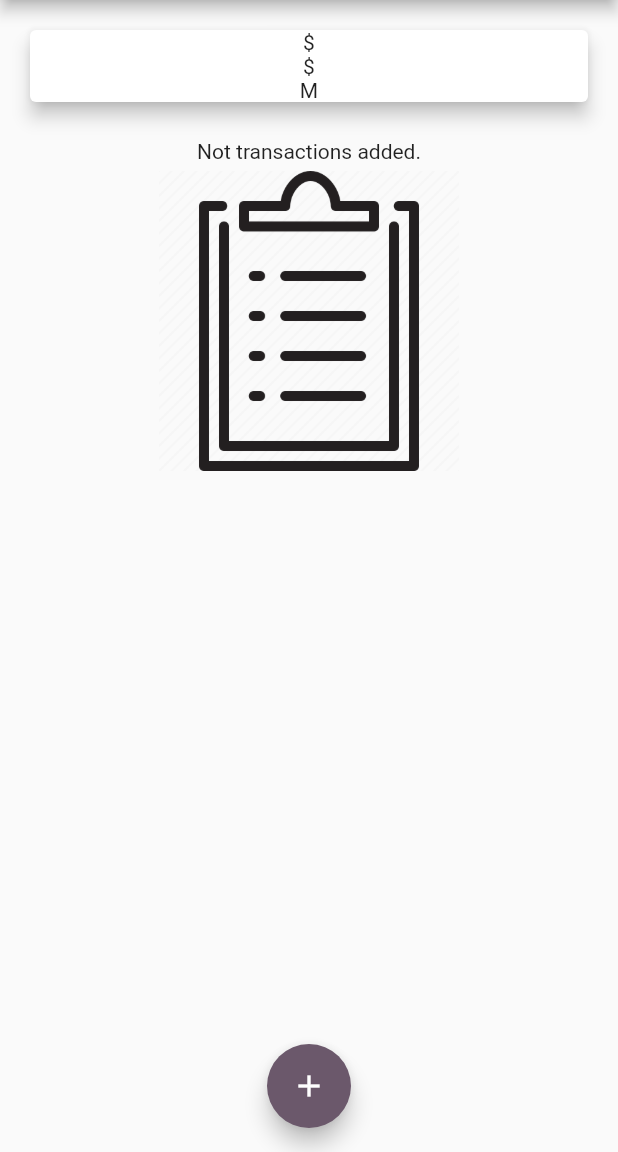
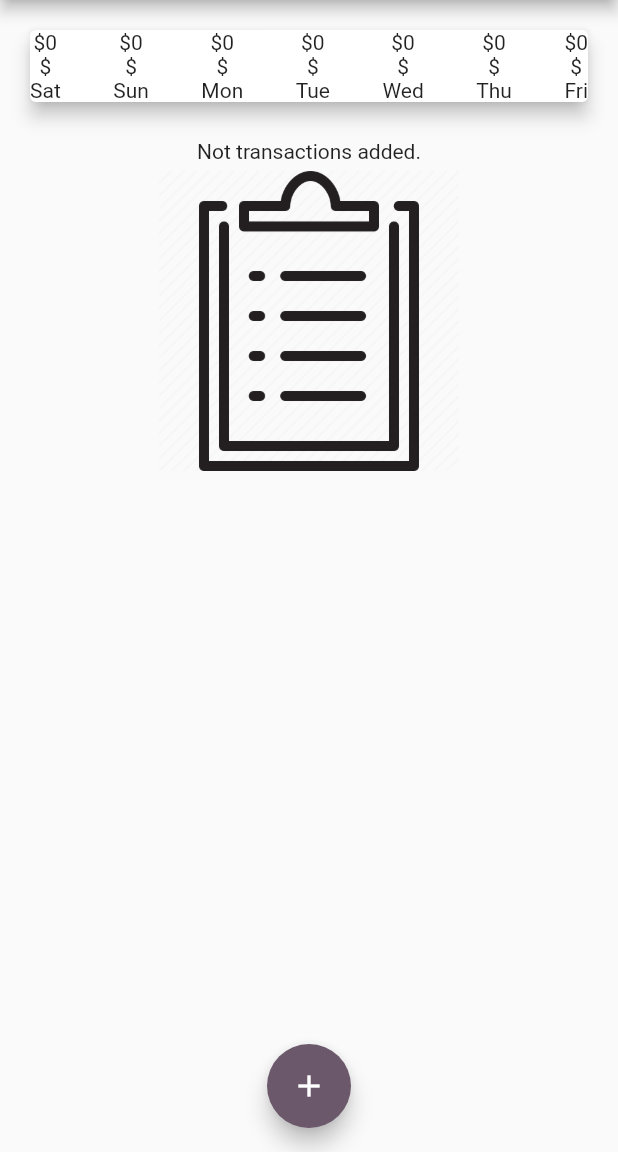
Before and after one commit to Cutter72/flutter_02, a Flutter app: the screen it shows after launch, on a phone screen of 412 x 824 dp, the part 84-1236 px from its top. Run offline on Flutter 3.47's test engine with Material 2 defaults, Android fonts, the phone set to English and light mode, and no system bars.

Commit message:
Day 6 Simple chart columns created without visualization

```diff
--- a/lib/main.dart
+++ b/lib/main.dart
@@ -65,6 +65,18 @@ class _MyHomePageState extends State<MyHomePage> {
     // Transaction(title: "title2", amount: 2.9),
   ];
 
+  List<Transaction> get _recentTransactions {
+    return _transactions.where((transaction) {
+      final borderDateTime = DateTime.now().subtract(Duration(days: 7));
+      if (transaction.date.day >= borderDateTime.day &&
+          transaction.date.month >= borderDateTime.month &&
+          transaction.date.year >= borderDateTime.year) {
+        return true;
+      }
+      return false;
+    }).toList();
+  }
+
   void _addTransaction(Transaction transaction) {
     setState(() {
       _transactions.add(transaction);
@@ -91,7 +103,7 @@ class _MyHomePageState extends State<MyHomePage> {
         // mainAxisAlignment: MainAxisAlignment.start,
         // crossAxisAlignment: CrossAxisAlignment.stretch,
         children: <Widget>[
-          Chart(),
+          Chart(_recentTransactions),
           TransactionList(_transactions),
         ],
       ),
--- a/lib/widgets/chart.dart
+++ b/lib/widgets/chart.dart
@@ -1,24 +1,45 @@
 import 'package:flutter/material.dart';
+import 'package:flutter_02/models/transaction.dart';
+import 'package:intl/intl.dart';
 
 ///
 /// @author Paweł Drelich <drelich_pawel@o2.pl>
 ///
 class Chart extends StatelessWidget {
+  final List<Transaction> recentTransactions;
+
+  const Chart(this.recentTransactions);
+
+  List<Map<String, Object>> get summaryTransactionsPerDay {
+    return List.generate(7, (index) {
+      final weekDay = DateTime.now().subtract(Duration(days: index));
+      var dayAmountSum = 0.0;
+      for (var transaction in recentTransactions) {
+        if (transaction.date.day == weekDay.day &&
+            transaction.date.month == weekDay.month &&
+            transaction.date.year == weekDay.year) {
+          dayAmountSum += transaction.amount;
+        }
+      }
+      return {'day': DateFormat.E(Intl.systemLocale).format(weekDay), 'amount': dayAmountSum};
+    });
+  }
+
   @override
   Widget build(BuildContext context) {
     return Card(
       elevation: 5,
       margin: EdgeInsets.all(20),
       child: Row(
-        mainAxisAlignment: MainAxisAlignment.spaceEvenly,
+        mainAxisAlignment: MainAxisAlignment.spaceBetween,
         children: [
-          Column(
+          ...summaryTransactionsPerDay.map((e) => Column(
             children: [
+              Text("\$${(e['amount'] as double).toStringAsFixed(0)}"),
               Text("\$"),
-              Text("\$"),
-              Text("M"),
+              Text("${e['day']}"),
             ],
-          )
+          )).toList().reversed
         ],
       ),
     );
```
